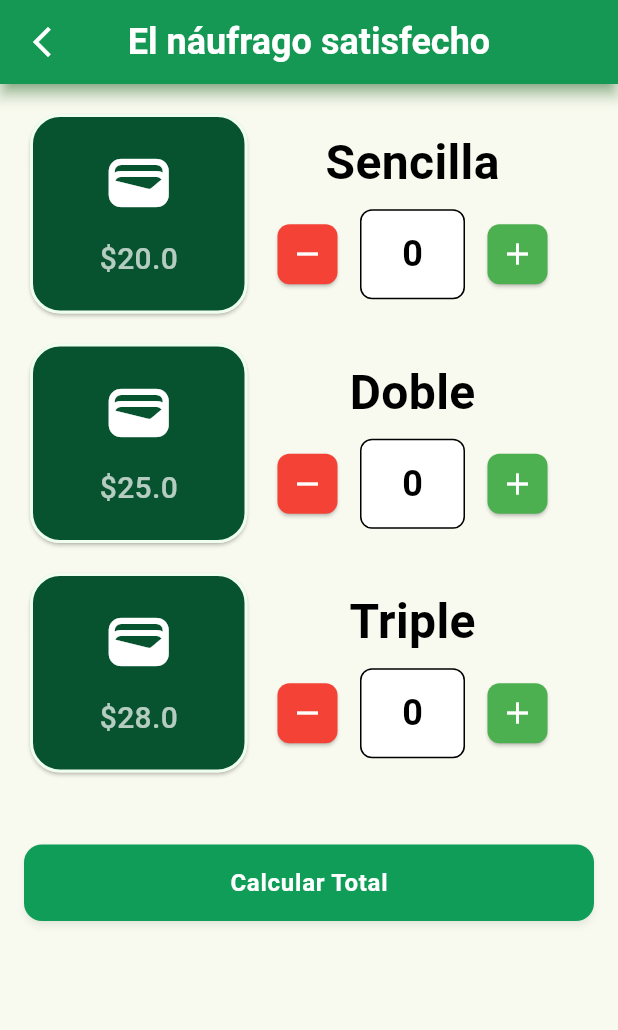
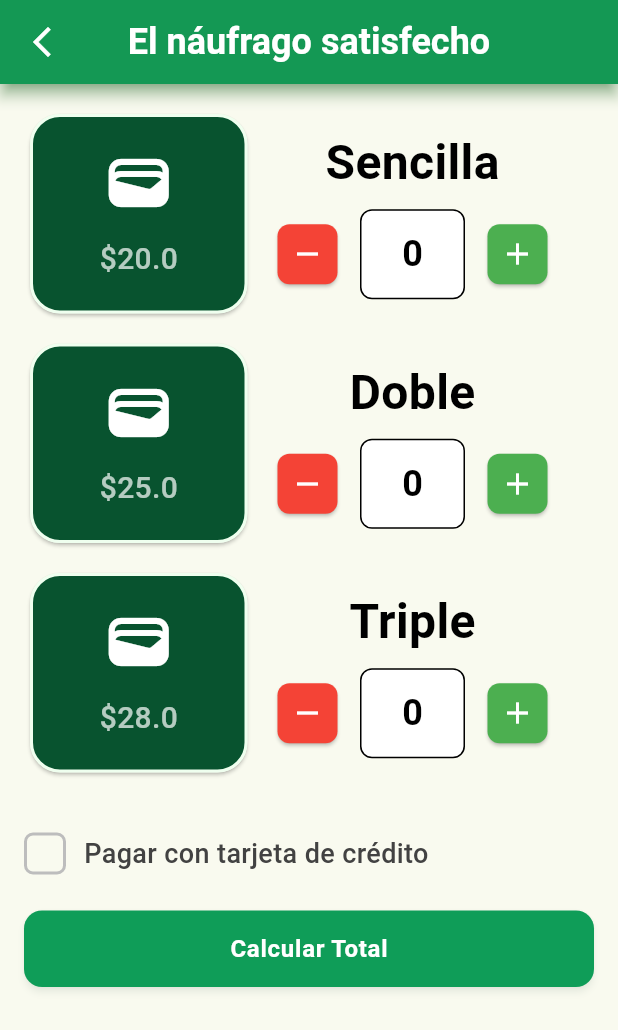
Before and after one commit to vieerr/saint-roche-atomic-design, a Flutter app: the HamburgerScreen screen opened by its route, after a tap on "Calcular Total", on a phone screen of 412 x 824 dp. Shown: the top 1030 px of the screen. Run offline on Flutter 3.47's test engine with Material 3 defaults, Android fonts, the phone set to English and light mode, and no system bars.

Commit message:
feat(hamburger): 🎸 add checkbox for credit card payment

```diff
--- a/lib/hamburger/view/ham_screen.dart
+++ b/lib/hamburger/view/ham_screen.dart
@@ -1,6 +1,7 @@
 import 'package:flutter/material.dart';
 import 'package:saint_roche_atomic_design/commons/widgets/ultra_button.dart';
-import 'package:saint_roche_atomic_design/hamburger/widgets/counter.dart';
+import 'package:saint_roche_atomic_design/hamburger/controller/ham_controller.dart';
+import 'package:saint_roche_atomic_design/hamburger/widgets/hamburger_checkbox.dart';
 import 'package:saint_roche_atomic_design/hamburger/widgets/hamburger_selector.dart';
 import '../../commons/widgets/ultra_app_bar.dart';
 import '../model/ham_model.dart';
@@ -16,9 +17,19 @@ class _HamburgerScreenState extends State<HamburgerScreen> {
   List<int> hamQty = [0,0,0];
   List<HamType> hamTypes = HamType.values.toList();
   List<HamType> hamSelected = [];
+  bool _isCreditCardPayment = false;
+
+  final hamCtrl = HamburgerController();
 
   void _getSelected() {
-    // obtain the total ammount to pay
+    for(int i=0; i<hamQty.length;i++){
+      int j = hamQty[i];
+      while(j>0){
+        hamSelected.add(hamTypes[i]);
+        j--;
+      }
+    }
+    final total = hamCtrl.calcularPago(hamSelected, _isCreditCardPayment);
   }
 
   void _incrementQty(int index) {
@@ -55,7 +66,18 @@ class _HamburgerScreenState extends State<HamburgerScreen> {
               SizedBox(height: 12,),
             ],
             SizedBox(height: 16,),
-
+            HamburgerCheckbox(
+              label: "Pagar con tarjeta de crédito",
+              // esta función se llama cada vez que se actualiza
+              // el checkbox. (value) es el valor interno del Widget (_isChecked)
+              // con este "value" actualizamos el estado local de este Widget, es
+              // decir (_isCreditCardPayment)
+              onChanged: (value) {
+                setState(() {
+                  _isCreditCardPayment = value;
+                });
+              },
+            ),
             SizedBox(height: 16,),
             UltraButton(label: "Calcular Total", onPressed: _getSelected),
           ],
--- /dev/null
+++ b/lib/hamburger/widgets/hamburger_checkbox.dart
@@ -0,0 +1,78 @@
+import 'package:flutter/material.dart';
+import 'package:saint_roche_atomic_design/commons/styles/colors.dart';
+
+class HamburgerCheckbox extends StatefulWidget {
+  final String label;
+  final ValueChanged<bool>? onChanged;
+
+  const HamburgerCheckbox({
+    super.key,
+    required this.label,
+    this.onChanged,
+  });
+
+  @override
+  State<HamburgerCheckbox> createState() => _HamburgerCheckboxState();
+}
+
+class _HamburgerCheckboxState extends State<HamburgerCheckbox> {
+  bool _isChecked=false;
+
+  @override
+  Widget build(BuildContext context) {
+    return Container(
+      padding: const EdgeInsets.symmetric(vertical: 8.0),
+      child: Row(
+        mainAxisSize: MainAxisSize.min,
+        children: [
+          GestureDetector(
+            // al presionar el checkbox se actualiza el
+            // estado interno del widget (_isChecked)
+            onTap: () {
+              setState(() => _isChecked = !_isChecked);
+              // Se notifica al padre que llame la función
+              // onChanged() con el valor actual de _isChecked
+              widget.onChanged?.call(_isChecked);
+            },
+            child: Container(
+              width: 28,
+              height: 28,
+              decoration: BoxDecoration(
+                borderRadius: BorderRadius.circular(6.0),
+                border: Border.all(
+                  color: _isChecked
+                      ? UltraColors.primary
+                      : Colors.grey.shade400,
+                  width: 2.0,
+                ),
+                color: _isChecked
+                    ? UltraColors.primary
+                    : Colors.transparent,
+              ),
+              child: _isChecked ?
+                Icon(
+                  Icons.check,
+                  size: 18.0,
+                  color: Colors.white,
+                )
+                  : null,
+            ),
+          ),
+
+          SizedBox(width: 12,),
+
+          Expanded(
+            child: Text(
+              widget.label,
+              style: TextStyle(
+                fontSize: 18.0,
+                color: Colors.grey.shade800,
+                fontWeight: FontWeight.w500,
+              ),
+            ),
+          ),
+        ],
+      ),
+    );
+  }
+}
```
